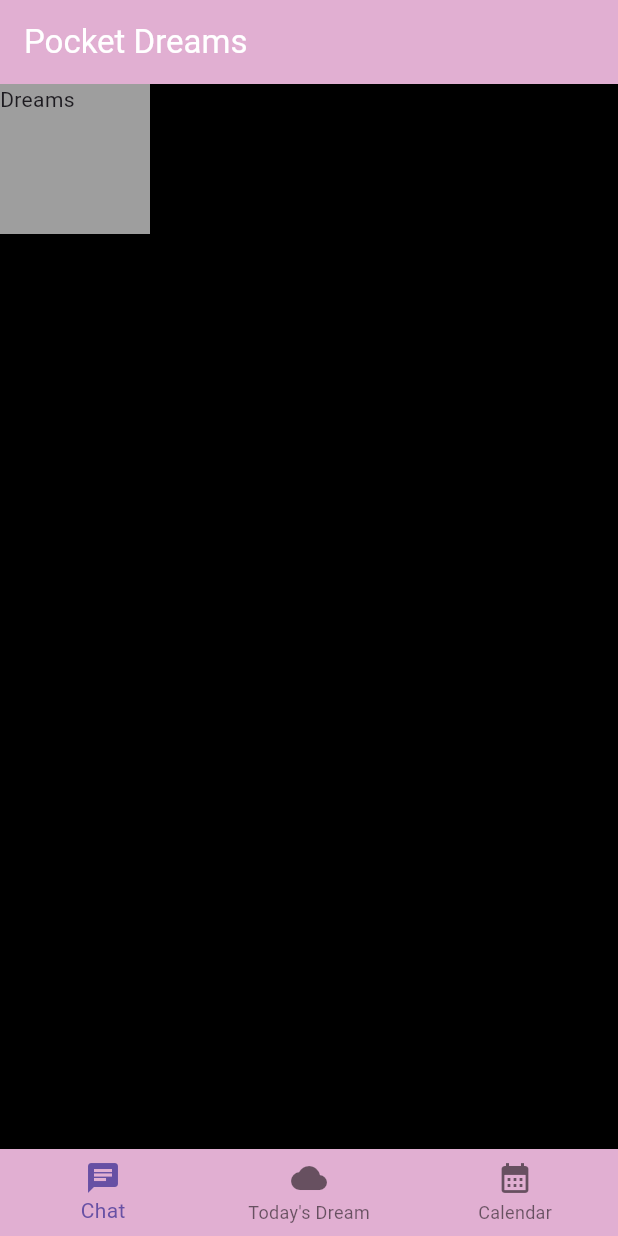
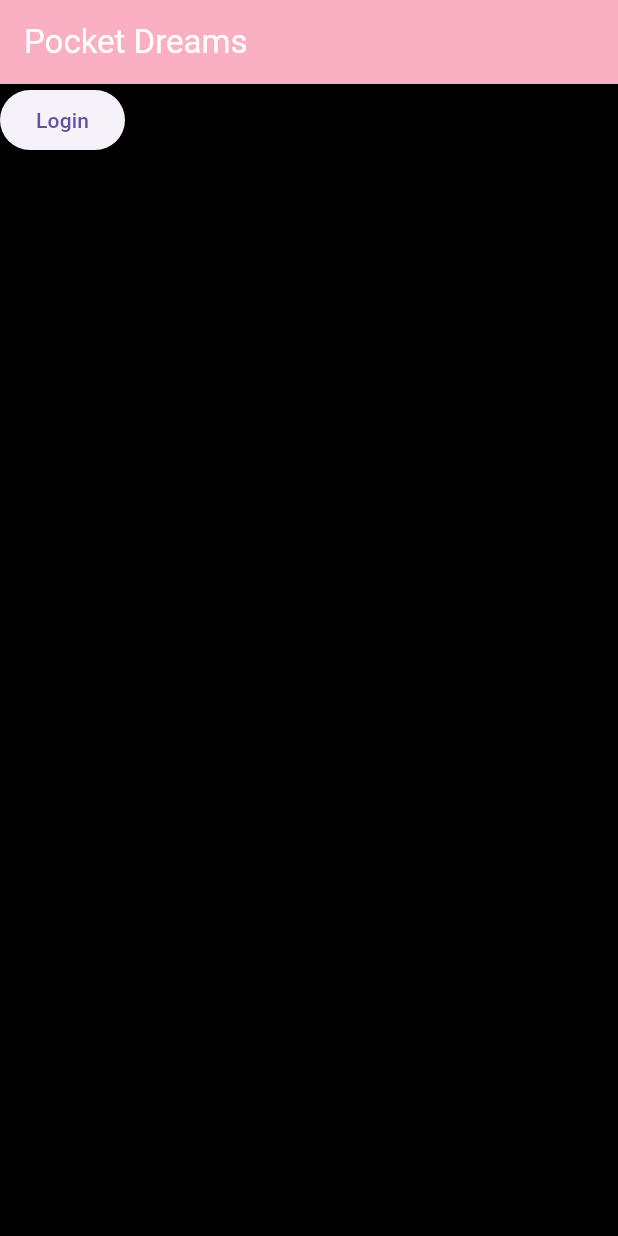
Before and after one commit to L6TR/PocketDreams, a Flutter app: the screen it shows after launch, on a phone screen of 412 x 824 dp. Run offline on Flutter 3.47's test engine with Material 3 defaults, Android fonts, the light colour scheme and no system bars.

Commit message:
Login
Start of making a login screen

```diff
--- a/lib/main.dart
+++ b/lib/main.dart
@@ -1,23 +1,46 @@
 import 'package:flutter/material.dart';
 
 void main() {
-  runApp(PocketDreams());
+  runApp(LoginScreen());
 }
 
-class PocketDreams extends StatefulWidget {
-  const PocketDreams({super.key});
+class LoginScreen extends StatelessWidget {
+  const LoginScreen({super.key});
 
-  @override
-  State<PocketDreams> createState() => _MyWidgetState();
-}
-
-class _MyWidgetState extends State<PocketDreams> {
   @override
   Widget build(BuildContext context) {
     return MaterialApp(
       home: Scaffold(
         appBar: AppBar(
-          backgroundColor: const Color.fromARGB(255, 225, 175, 210),
+          backgroundColor: const Color.fromARGB(255, 250, 175, 195),
+          title: const Text("Pocket Dreams"),
+          foregroundColor: Colors.white,
+        ),
+
+        backgroundColor: Colors.black,
+
+        body: ElevatedButton(
+          child: Text("Login"),
+          onPressed: () {
+            Navigator.push(
+              context,
+              MaterialPageRoute(builder: (_) => MainScreen()),
+            );
+          },
+        ),
+      ),
+    );
+  }
+}
+
+class MainScreen extends StatelessWidget {
+  const MainScreen({super.key});
+  @override
+  Widget build(BuildContext context) {
+    return MaterialApp(
+      home: Scaffold(
+        appBar: AppBar(
+          backgroundColor: const Color.fromARGB(255, 250, 175, 195),
           title: const Text("Pocket Dreams"),
           foregroundColor: Colors.white,
         ),
@@ -38,7 +61,7 @@
         ),
 
         bottomNavigationBar: BottomNavigationBar(
-          backgroundColor: const Color.fromARGB(255, 225, 175, 210),
+          backgroundColor: const Color.fromARGB(255, 250, 175, 195),
 
           items: const [
             BottomNavigationBarItem(icon: Icon(Icons.chat), label: "Chat"),
```
Also changed, not shown: 1 other file.
